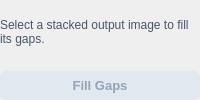
First picture: the form in src/startrails/ui/step_fill_gaps.ui, repository gkyle/startrails, before the edit.
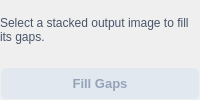
Second picture: the form after the edit.

Diff of the .ui file:
```diff
--- a/src/startrails/ui/step_fill_gaps.ui
+++ b/src/startrails/ui/step_fill_gaps.ui
@@ -9,12 +9,12 @@
 }
 QPushButton#run {
     font-weight: bold;
-    background-color: #0284c7;
+    background-color: #0369a1;
     color: #ffffff;
     padding: 7px 12px;
     border-radius: 6px;
     font-size: 13px;
-    border: none;
+    border: 2px solid transparent;
 }
 QPushButton#run:hover {
     background-color: #0369a1;
@@ -22,7 +22,8 @@
 QPushButton#run:disabled {
     background-color: #e2e8f0;
     color: #94a3b8;
-}</string>
+}
+QPushButton#run:focus:enabled { border-color: #ffffff; }</string>
   </property>
   <layout class="QVBoxLayout" name="layout">
    <property name="spacing">
```
Left out of the diff: 2 changed lines with no effect on the pictures.
